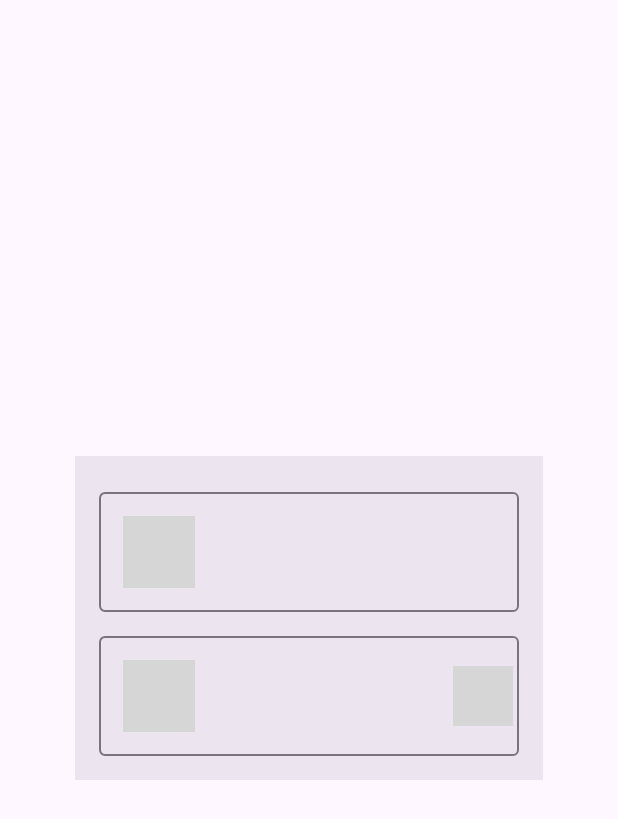
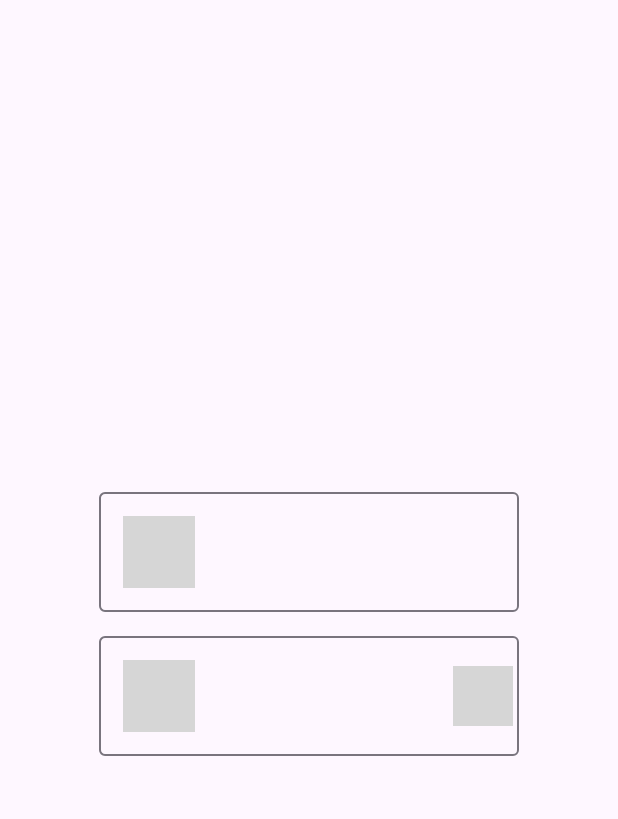
Before and after one commit to devexpert-io/kmp-training, an Android app built with Jetpack Compose: the Login screen opened through its navigation route, on a phone screen of 412 x 824 dp. Shown: the top 819 px of the screen. Run offline under Robolectric (Android 15) with nearby library versions, the phone set to English and light mode, and no system bars; our stand-ins replace Compose Multiplatform resources; libraries missing offline, so code that uses them is left out: app.cash.sqldelight; 5 statements that could not run were skipped; grey boxes are pictures that could not be loaded.

```diff
--- a/composeApp/src/commonMain/kotlin/io/devexpert/kmptraining/ui/screens/login/Login.kt
+++ b/composeApp/src/commonMain/kotlin/io/devexpert/kmptraining/ui/screens/login/Login.kt
@@ -1,17 +1,6 @@
 package io.devexpert.kmptraining.ui.screens.login
 
 import androidx.compose.animation.AnimatedVisibility
-import androidx.compose.animation.animateColor
-import androidx.compose.animation.core.LinearEasing
-import androidx.compose.animation.core.RepeatMode
-import androidx.compose.animation.core.animateDp
-import androidx.compose.animation.core.infiniteRepeatable
-import androidx.compose.animation.core.keyframes
-import androidx.compose.animation.core.rememberInfiniteTransition
-import androidx.compose.animation.core.tween
-import androidx.compose.animation.core.updateTransition
-import androidx.compose.foundation.background
-import androidx.compose.foundation.border
 import androidx.compose.foundation.layout.Arrangement
 import androidx.compose.foundation.layout.Box
 import androidx.compose.foundation.layout.Column
@@ -72,23 +61,9 @@ fun Login(
                 .fillMaxSize(),
             contentAlignment = Alignment.Center
         ) {
-            val infiniteTransition = rememberInfiniteTransition(label = "bgColorTransition")
-            val bgColor by infiniteTransition.animateColor(
-                initialValue = MaterialTheme.colorScheme.surface,
-                targetValue = MaterialTheme.colorScheme.surfaceVariant,
-                animationSpec = infiniteRepeatable(
-                    animation = tween(1000, easing = LinearEasing),
-                    repeatMode = RepeatMode.Reverse
-                ),
-                label = "bgColor"
-            )
-
             LoginForm(
                 onLoginClick = onLoginClick,
                 errorMessage = state.error?.let { stringResource(it) },
-                modifier = Modifier
-                    .background(bgColor)
-                    .padding(16.dp),
             )
 
         }
```
